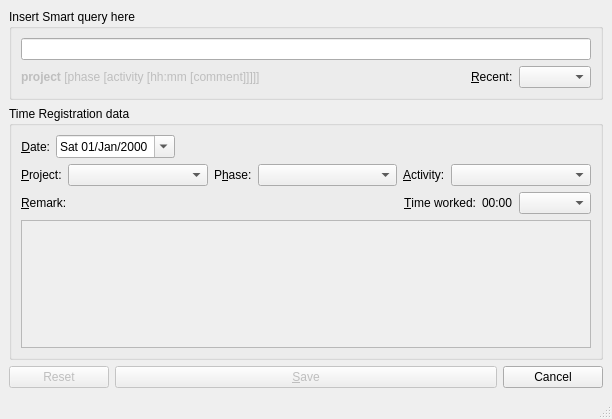
develer-staff/pyuac, file src/pyuac_edit.ui: the form before one commit.
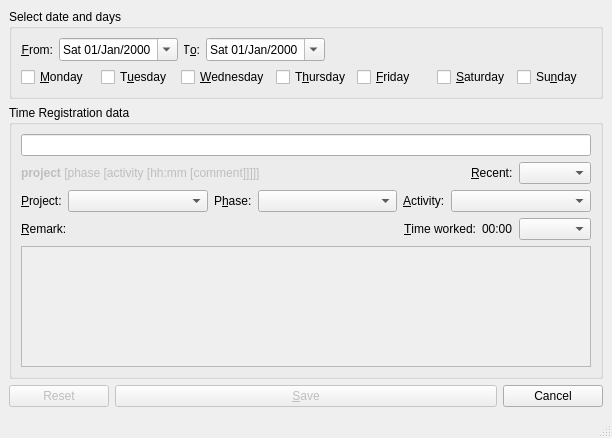
The form after the commit. Icons and pictures are not drawn.

```diff
--- a/src/pyuac_edit.ui
+++ b/src/pyuac_edit.ui
@@ -7,7 +7,7 @@
     <x>0</x>
     <y>0</y>
     <width>612</width>
-    <height>419</height>
+    <height>438</height>
    </rect>
   </property>
   <property name="windowTitle" >
@@ -17,6 +17,14 @@
    <iconset>../../../../../usr/share/pixmaps/gnome-set-time.png</iconset>
   </property>
   <widget class="QWidget" name="centralwidget" >
+   <property name="geometry" >
+    <rect>
+     <x>0</x>
+     <y>0</y>
+     <width>612</width>
+     <height>415</height>
+    </rect>
+   </property>
    <layout class="QVBoxLayout" >
     <property name="spacing" >
      <number>6</number>
@@ -36,7 +44,7 @@
     <item>
      <widget class="QGroupBox" name="groupBox_2" >
       <property name="title" >
-       <string>Insert Smart query here</string>
+       <string>Select date and days</string>
       </property>
       <layout class="QVBoxLayout" >
        <property name="spacing" >
@@ -45,8 +53,139 @@
        <property name="leftMargin" >
         <number>9</number>
        </property>
-       <property name="topMargin" >
-        <number>9</number>
+       <item>
+        <layout class="QHBoxLayout" >
+         <property name="spacing" >
+          <number>6</number>
+         </property>
+         <property name="margin" >
+          <number>0</number>
+         </property>
+         <item>
+          <widget class="QLabel" name="labelDateFrom" >
+           <property name="text" >
+            <string>&amp;From:</string>
+           </property>
+           <property name="alignment" >
+            <set>Qt::AlignRight|Qt::AlignTrailing|Qt::AlignVCenter</set>
+           </property>
+           <property name="buddy" >
+            <cstring>dateTimeregDateFrom</cstring>
+           </property>
+          </widget>
+         </item>
+         <item>
+          <widget class="QDateEdit" name="dateTimeregDateFrom" >
+           <property name="displayFormat" >
+            <string>ddd dd/MMM/yyyy</string>
+           </property>
+           <property name="calendarPopup" >
+            <bool>true</bool>
+           </property>
+          </widget>
+         </item>
+         <item>
+          <widget class="QLabel" name="labelDateTo" >
+           <property name="text" >
+            <string>T&amp;o:</string>
+           </property>
+           <property name="alignment" >
+            <set>Qt::AlignRight|Qt::AlignTrailing|Qt::AlignVCenter</set>
+           </property>
+           <property name="buddy" >
+            <cstring>dateTimeregDateTo</cstring>
+           </property>
+          </widget>
+         </item>
+         <item>
+          <widget class="QDateEdit" name="dateTimeregDateTo" >
+           <property name="displayFormat" >
+            <string>ddd dd/MMM/yyyy</string>
+           </property>
+           <property name="calendarPopup" >
+            <bool>true</bool>
+           </property>
+          </widget>
+         </item>
+         <item>
+          <spacer name="horizontalSpacer" >
+           <property name="orientation" >
+            <enum>Qt::Horizontal</enum>
+           </property>
+           <property name="sizeHint" stdset="0" >
+            <size>
+             <width>30</width>
+             <height>20</height>
+            </size>
+           </property>
+          </spacer>
+         </item>
+        </layout>
+       </item>
+       <item>
+        <layout class="QHBoxLayout" name="horizontalLayout" >
+         <item>
+          <widget class="QCheckBox" name="lunCheckBox" >
+           <property name="text" >
+            <string>&amp;Monday</string>
+           </property>
+          </widget>
+         </item>
+         <item>
+          <widget class="QCheckBox" name="marCheckBox" >
+           <property name="text" >
+            <string>T&amp;uesday</string>
+           </property>
+          </widget>
+         </item>
+         <item>
+          <widget class="QCheckBox" name="merCheckBox" >
+           <property name="text" >
+            <string>&amp;Wednesday</string>
+           </property>
+          </widget>
+         </item>
+         <item>
+          <widget class="QCheckBox" name="gioCheckBox" >
+           <property name="text" >
+            <string>T&amp;hursday</string>
+           </property>
+          </widget>
+         </item>
+         <item>
+          <widget class="QCheckBox" name="venCheckBox" >
+           <property name="text" >
+            <string>&amp;Friday</string>
+           </property>
+          </widget>
+         </item>
+         <item>
+          <widget class="QCheckBox" name="sabCheckBox" >
+           <property name="text" >
+            <string>&amp;Saturday</string>
+           </property>
+          </widget>
+         </item>
+         <item>
+          <widget class="QCheckBox" name="domCheckBox" >
+           <property name="text" >
+            <string>Su&amp;nday</string>
+           </property>
+          </widget>
+         </item>
+        </layout>
+       </item>
+      </layout>
+     </widget>
+    </item>
+    <item>
+     <widget class="QGroupBox" name="groupBox" >
+      <property name="title" >
+       <string>Time Registration data</string>
+      </property>
+      <layout class="QVBoxLayout" >
+       <property name="spacing" >
+        <number>6</number>
        </property>
        <property name="rightMargin" >
         <number>9</number>
@@ -121,100 +260,12 @@
          </item>
         </layout>
        </item>
-      </layout>
-     </widget>
-    </item>
-    <item>
-     <widget class="QGroupBox" name="groupBox" >
-      <property name="title" >
-       <string>Time Registration data</string>
-      </property>
-      <layout class="QVBoxLayout" >
-       <property name="spacing" >
-        <number>6</number>
-       </property>
-       <property name="leftMargin" >
-        <number>9</number>
-       </property>
-       <property name="topMargin" >
-        <number>9</number>
-       </property>
-       <property name="rightMargin" >
-        <number>9</number>
-       </property>
-       <property name="bottomMargin" >
-        <number>9</number>
-       </property>
        <item>
         <layout class="QHBoxLayout" >
          <property name="spacing" >
           <number>6</number>
          </property>
-         <property name="leftMargin" >
-          <number>0</number>
-         </property>
-         <property name="topMargin" >
-          <number>0</number>
-         </property>
-         <property name="rightMargin" >
-          <number>0</number>
-         </property>
-         <property name="bottomMargin" >
-          <number>0</number>
-         </property>
-         <item>
-          <widget class="QLabel" name="labelDate" >
-           <property name="text" >
-            <string>&amp;Date:</string>
-           </property>
-           <property name="alignment" >
-            <set>Qt::AlignRight|Qt::AlignTrailing|Qt::AlignVCenter</set>
-           </property>
-           <property name="buddy" >
-            <cstring>dateTimeregDate</cstring>
-           </property>
-          </widget>
-         </item>
-         <item>
-          <widget class="QDateEdit" name="dateTimeregDate" >
-           <property name="displayFormat" >
-            <string>ddd dd/MMM/yyyy</string>
-           </property>
-           <property name="calendarPopup" >
-            <bool>true</bool>
-           </property>
-          </widget>
-         </item>
-         <item>
-          <spacer>
-           <property name="orientation" >
-            <enum>Qt::Horizontal</enum>
-           </property>
-           <property name="sizeHint" >
-            <size>
-             <width>411</width>
-             <height>20</height>
-            </size>
-           </property>
-          </spacer>
-         </item>
-        </layout>
-       </item>
-       <item>
-        <layout class="QHBoxLayout" >
-         <property name="spacing" >
-          <number>6</number>
-         </property>
-         <property name="leftMargin" >
-          <number>0</number>
-         </property>
-         <property name="topMargin" >
-          <number>0</number>
-         </property>
-         <property name="rightMargin" >
-          <number>0</number>
-         </property>
-         <property name="bottomMargin" >
+         <property name="margin" >
           <number>0</number>
          </property>
          <item>
@@ -316,7 +367,7 @@
            <property name="orientation" >
             <enum>Qt::Horizontal</enum>
            </property>
-           <property name="sizeHint" >
+           <property name="sizeHint" stdset="0" >
             <size>
              <width>40</width>
              <height>20</height>
@@ -439,7 +490,16 @@
     </item>
    </layout>
   </widget>
-  <widget class="QStatusBar" name="statusBar" />
+  <widget class="QStatusBar" name="statusBar" >
+   <property name="geometry" >
+    <rect>
+     <x>0</x>
+     <y>415</y>
+     <width>612</width>
+     <height>23</height>
+    </rect>
+   </property>
+  </widget>
  </widget>
  <tabstops>
   <tabstop>editSmartQuery</tabstop>
```
Left out of the diff: 59 changed lines with no effect on the pictures.
